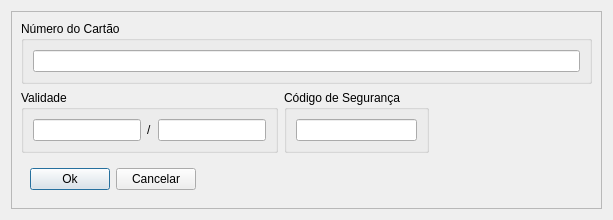
The window that Android/AplicativoVersaoFinal/cardinfo.ui (itsGiuu/slash_n) describes before a commit, drawn with Qt 5.
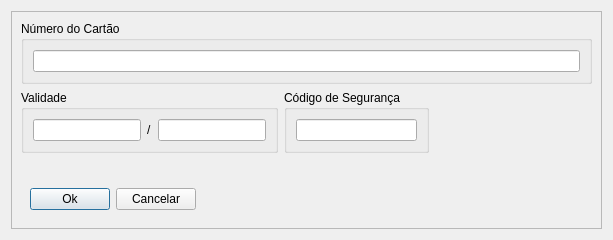
The same window after the commit.

Patch:
```diff
--- a/Android/AplicativoVersaoFinal/cardinfo.ui
+++ b/Android/AplicativoVersaoFinal/cardinfo.ui
@@ -161,6 +161,13 @@
         </layout>
        </widget>
       </item>
+      <item>
+       <widget class="QLabel" name="lineWarning">
+        <property name="text">
+         <string/>
+        </property>
+       </widget>
+      </item>
       <item>
        <widget class="QWidget" name="widget_2" native="true">
         <layout class="QHBoxLayout" name="horizontalLayout_2">
```
Left out of the diff: 20 changed lines with no effect on the pictures.
